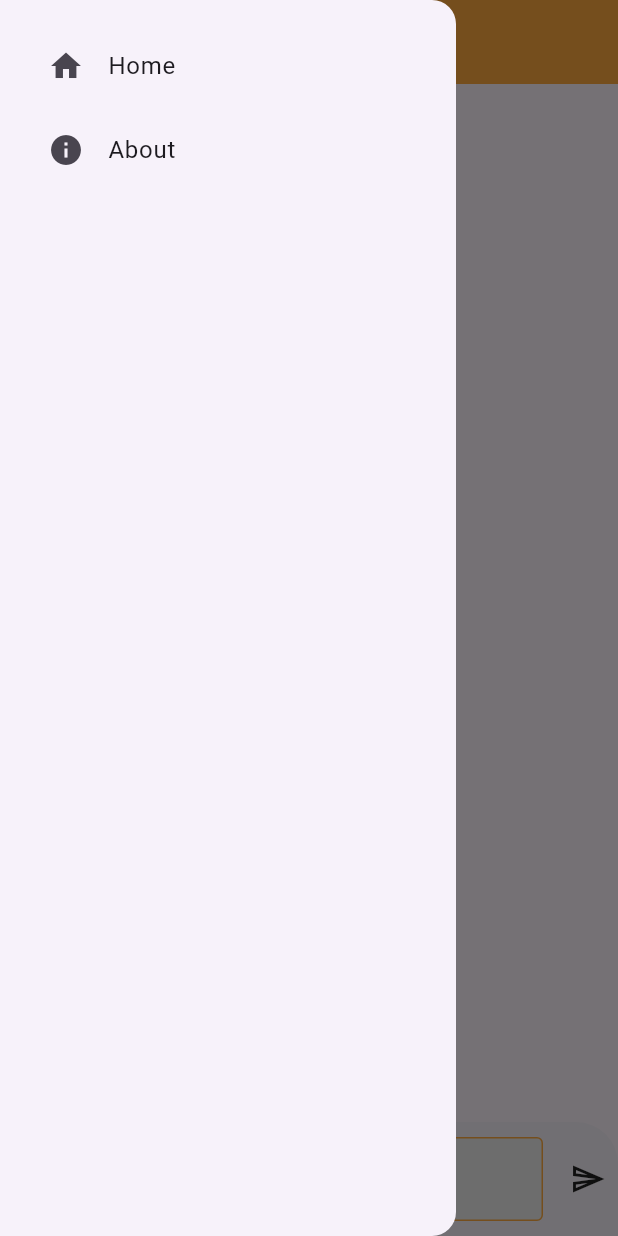
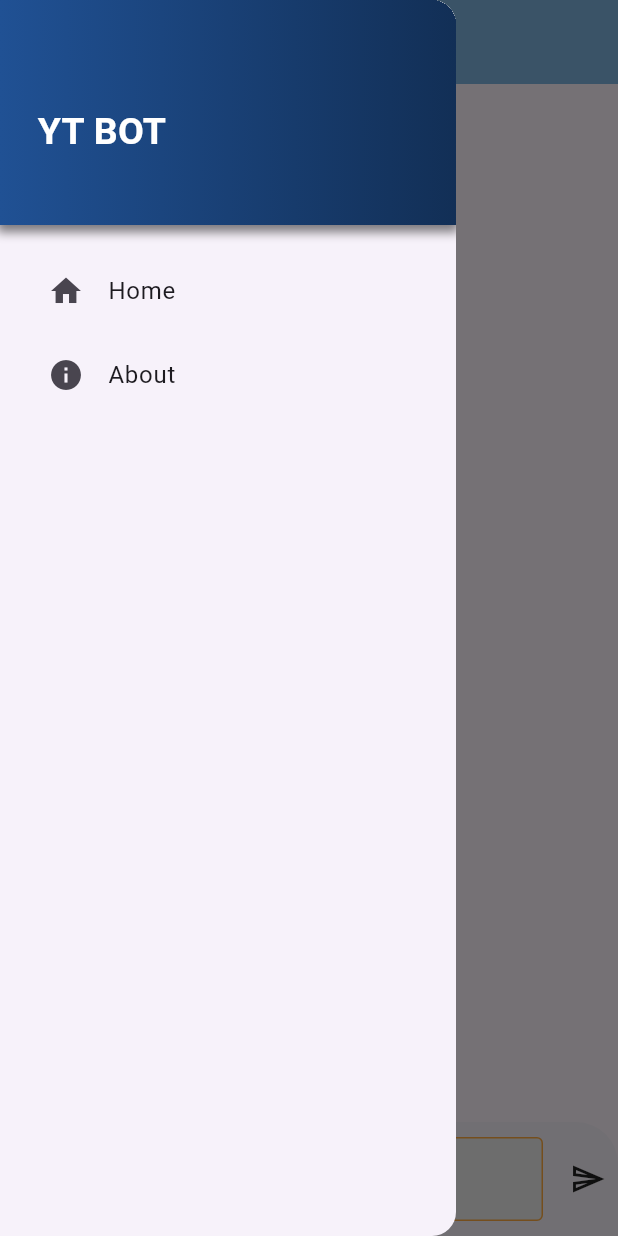
Before and after one commit to harsh6045/sdp-demo, a Flutter app: the screen it shows once a user with an empty profile is signed in, with the side drawer open, on a phone screen of 412 x 824 dp. Run offline on Flutter 3.47's test engine with Material 3 defaults, Android fonts, the phone set to English and light mode, and no system bars; our stand-ins replace firebase_auth, firebase_core, fluttertoast, google_sign_in; accounts and stored records are empty; Roboto replaces fonts that are missing (OverpassRegular).

Commit message:
submission day

```diff
--- a/lib/components/my_drawer.dart
+++ b/lib/components/my_drawer.dart
@@ -1,4 +1,7 @@
+import 'package:flutter/cupertino.dart';
 import 'package:flutter/material.dart';
+import 'package:ytbot/homepage.dart';
+import 'package:ytbot/tabs/about_page.dart';
 
 class MyDrawer extends StatelessWidget {
   const MyDrawer({super.key});
@@ -10,6 +13,42 @@
   @override
   Widget build(BuildContext context) {
     return Drawer(
+      child: Column(
+        children: [
+          Container(
+            height: 150,
+            width: MediaQuery.of(context).size.width,
+            padding: EdgeInsets.only(
+                top: 70, bottom: 17, left: 25, right: 20),
+            decoration: BoxDecoration(
+                boxShadow: [
+                  BoxShadow(
+                    color: Colors.black.withOpacity(0.5),
+                    spreadRadius: 2,
+                    blurRadius: 5,
+                    offset: Offset(0, 3),
+                  ),
+                ],
+                borderRadius:
+                BorderRadius.only(),
+                gradient: LinearGradient(
+                    colors:  [
+                      const Color(0xff205194),
+                      const Color(0xff122f56)
+                    ]
+                )
+            ),
+            child: Text("YT BOT",
+                textAlign: TextAlign.start,
+                style: TextStyle(
+                  color: Colors.white,
+                  fontSize: 25,
+                  fontFamily: 'OverpassRegular',
+                  fontWeight: FontWeight.bold,
+                ),
+            ),
+          ),
+          Expanded(
             child: ListView(
               padding: const EdgeInsets.all(16.0),
               children: <Widget>[
@@ -17,13 +56,18 @@
                   leading: const Icon(Icons.home),
                   title: const Text('Home'),
                   onTap: () {
+                    Navigator.pop(context, MaterialPageRoute(builder: (context) => HomePage(),));
                   },
                 ),
                 ListTile(
                   leading: const Icon(Icons.info),
                   title: const Text('About'),
                   onTap: () {
+                    Navigator.push(context, MaterialPageRoute(builder: (context) => AboutPage(),));
                   },
+                ),
+              ],
+            ),
           ),
         ],
       ),
--- /dev/null
+++ b/lib/components/validation_helper.dart
@@ -0,0 +1,44 @@
+
+
+class ValidationHelper {
+  static String? validateEmail(String? value) {
+    if (value == null || value.isEmpty) {
+      return 'Please enter an email';
+    }
+    // Add more sophisticated email validation logic if needed
+    if (!value.contains('@')) {
+      return 'Please enter a valid email';
+    }
+    return null; // Return null if the input is valid
+  }
+
+  static String? validateName(String? value) {
+    if (value == null || value.isEmpty) {
+      return 'Please enter a name';
+    }
+    // Add more name validation logic if needed
+    return null; // Return null if the input is valid
+  }
+  static String? validatePassword(String? value) {
+    if (value == null || value.isEmpty) {
+      return 'Please enter a password';
+    }
+    if (value.length < 6) {
+      return 'Password must be at least 6 characters long';
+    }
+    // Add more password validation logic if needed
+    return null; // Return null if the input is valid
+  }
+  static String? validatePhoneNumber(String? value) {
+    if (value == null || value.isEmpty) {
+      return 'Please enter a phone number';
+    }
+    // Add more phone number validation logic if needed
+    final phoneRegex = RegExp(r'^[0-9]{10}$');
+    if (!phoneRegex.hasMatch(value)) {
+      return 'Please enter a valid phone number';
+    }
+    return null; // Return null if the input is valid
+  }
+
+}
--- a/lib/login/login_page.dart
+++ b/lib/login/login_page.dart
@@ -1,11 +1,14 @@
 import 'package:firebase_auth/firebase_auth.dart';
 import 'package:flutter/material.dart';
+import 'package:google_sign_in/google_sign_in.dart';
 import 'package:ytbot/components/my_button.dart';
 import 'package:ytbot/components/my_textfield.dart';
 import 'package:ytbot/components/square_tile.dart';
 import 'package:ytbot/firebase/firebase_auth_services.dart';
 import 'package:ytbot/components/toast.dart';
 import 'package:ytbot/homepage.dart';
+
+import '../components/validation_helper.dart';
 
 class LoginPage extends StatefulWidget {
   final Function()? onTap;
@@ -16,55 +19,76 @@
 }
 
 class _LoginPageState extends State<LoginPage> {
-  // text editing controllers
-/*  final usernameController = TextEditingController();
 
-  final passwordController = TextEditingController();
+   bool _isSigning = false;
+   final FirebaseAuthService _auth = FirebaseAuthService();
 
-  // sign user in method
-  void signUserIn() async {
-    // show loading circle
-    showDialog(
-      context: context,
-      builder: (context) {
-        return Center(
-          child: CircularProgressIndicator(),
+  FirebaseAuth _auth1 = FirebaseAuth.instance;
+
+  final GoogleSignIn googleSignIn = GoogleSignIn();
+  void _signUpWithGoogle() async {
+    setState(() {
+      _isSigning = true;
+    });
+
+    User? user = await signInWithGoogle();
+
+    setState(() {
+      _isSigning = false;
+    });
+
+    if (user != null) {
+      try{
+        showToast(message: "Welcome to the app.");
+        Navigator.push(
+          context,
+          MaterialPageRoute(builder: (context) => HomePage()),
         );
-      },
-    );
+        showToast(message: "User is successfully signed in");
+      }
+      catch(e) {
+        print(e);
+      }
+    } else {
+   // else ma pn jai che
+    }
+  }
 
-    // try signing in
+  Future<User?> signInWithGoogle() async {
     try {
-      await FirebaseAuth.instance
-        ..signInWithEmailAndPassword(
-            email: usernameController.text, password: passwordController.text);
-    } on FirebaseAuthException catch (e) {
-      if (e.code == 'user-not-found') {
-        showDialog(
-          context: context,
-          builder: (context) {
-            return AlertDialog(
-              title: Text('Incorrect Email'),
-            );
-          },
-        );
-      } else if (e.code == 'wrong-password') {
-        showDialog(
-          context: context,
-          builder: (context) {
-            return AlertDialog(
-              title: Text('Wrong Password'),
-            );
-          },
-        );
+      // Trigger Google Sign In
+      final GoogleSignInAccount? googleSignInAccount =
+      await googleSignIn.signIn();
+
+      if (googleSignInAccount == null) {
+        // User canceled Google Sign In
+        return null;
       }
+
+      // Obtain GoogleSignInAuthentication object
+      final GoogleSignInAuthentication googleSignInAuthentication =
+      await googleSignInAccount.authentication;
+
+      // Create GoogleSignInCredential using the obtained authentication
+      final OAuthCredential credential = GoogleAuthProvider.credential(
+        accessToken: googleSignInAuthentication.accessToken,
+        idToken: googleSignInAuthentication.idToken,
+      );
+
+      // Sign in with Google credential
+      UserCredential authResult = await _auth1.signInWithCredential(credential);
+
+      // Return the user
+      return authResult.user;
+    } catch (e) {
+      print('Error signing in with Google: $e');
+      // Handle the error as needed
+      return null;
     }
-    // pop the loading circle
-    Navigator.pop(context);
-  }*/
+  }
 
-  bool _isSigning = false;
-  final FirebaseAuthService _auth = FirebaseAuthService();
+
+
   final FirebaseAuth _firebaseAuth = FirebaseAuth.instance;
   TextEditingController _emailController = TextEditingController();
   TextEditingController _passwordController = TextEditingController();
@@ -111,8 +135,8 @@
                   // username textfield
                   MyTextField(
                     controller: _emailController,
-                    obscureText: true,
-
+                    obscureText: false, labelText: 'Username',
+                    validator: ValidationHelper.validateEmail,
                   ),
 
                   const SizedBox(height: 10),
@@ -121,6 +145,8 @@
                   MyTextField(
                     controller: _passwordController,
                     obscureText: true,
+                      labelText: 'Password',
+                    validator: ValidationHelper.validatePassword,
                   ),
 
                   const SizedBox(height: 10),
@@ -185,7 +211,9 @@
                     children: [
                       // google button
                       SquareTile(
-                          onTap: (){},//() => AuthService().signInWithGoogle(),
+                          onTap: (){
+                            _signUpWithGoogle();
+                          },
                           imagePath: 'assets/images/google.png'),
 
                       SizedBox(width: 25),
--- a/pubspec.yaml
+++ b/pubspec.yaml
@@ -39,6 +39,7 @@
   google_sign_in: ^6.1.6
   fluttertoast: ^8.2.4
   http: ^1.2.0
+  firebase_core: ^2.25.4
 
 dev_dependencies:
   flutter_test:
```
Also changed, not shown: lib/chat_helper/message_tile.dart (added, +68 -0 lines), lib/components/my_textfield.dart (+15 -9 lines), lib/firebase/firebase_auth_services.dart (+33 -0 lines), lib/homepage.dart (+84 -109 lines), lib/login/register_page.dart (+7 -3 lines), lib/tabs/about_page.dart (added, +19 -0 lines), pubspec.lock. Lines whose indentation alone changed are shown as unchanged.
